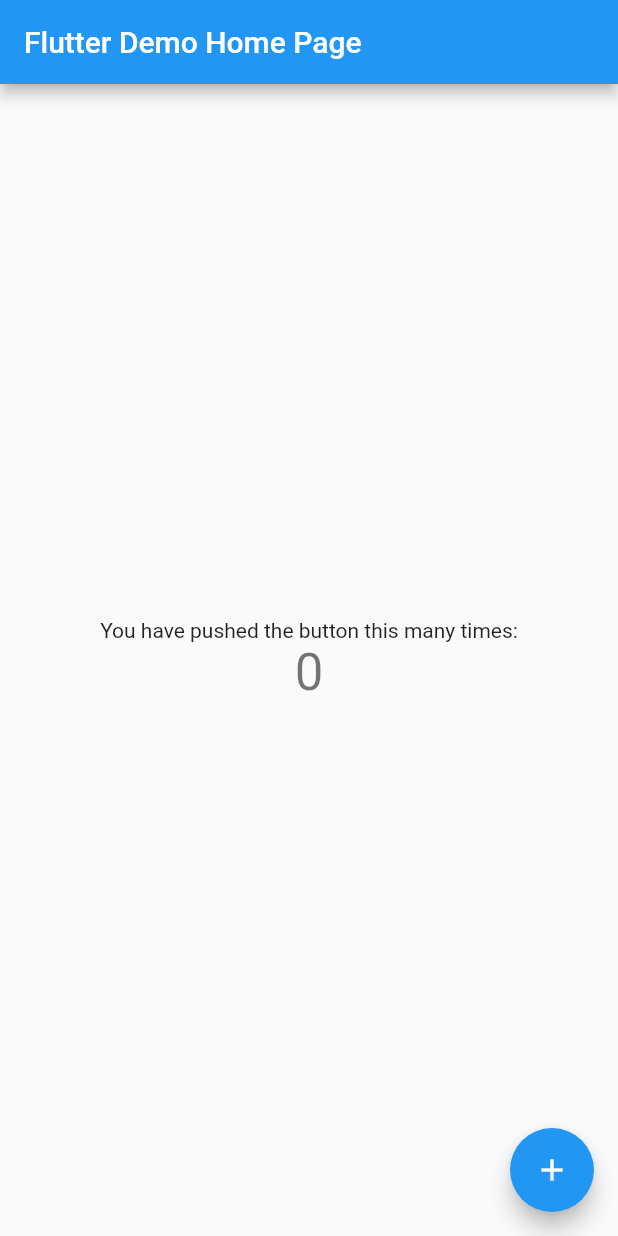
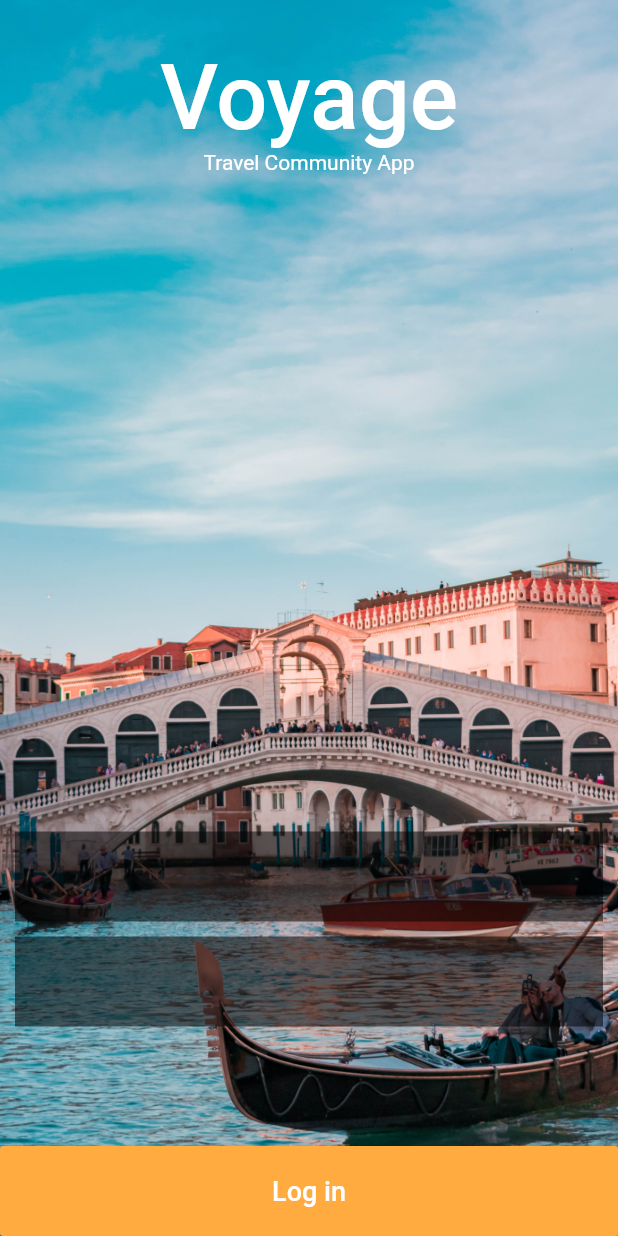
Before and after one commit to iamsatriya/dicoding-voyage, a Flutter app: the screen it shows after launch, on a phone screen of 412 x 824 dp. Run offline on Flutter 3.47's test engine with Material 2 defaults, Android fonts, the phone set to English and light mode, and no system bars.

Commit message:
login screen dummy

```diff
--- a/lib/main.dart
+++ b/lib/main.dart
@@ -1,117 +1,16 @@
 import 'package:flutter/material.dart';
+import 'package:voyage/screen/login_screen.dart';
 
 void main() {
   runApp(MyApp());
 }
 
 class MyApp extends StatelessWidget {
-  // This widget is the root of your application.
   @override
   Widget build(BuildContext context) {
     return MaterialApp(
-      title: 'Flutter Demo',
-      theme: ThemeData(
-        // This is the theme of your application.
-        //
-        // Try running your application with "flutter run". You'll see the
-        // application has a blue toolbar. Then, without quitting the app, try
-        // changing the primarySwatch below to Colors.green and then invoke
-        // "hot reload" (press "r" in the console where you ran "flutter run",
-        // or simply save your changes to "hot reload" in a Flutter IDE).
-        // Notice that the counter didn't reset back to zero; the application
-        // is not restarted.
-        primarySwatch: Colors.blue,
-        // This makes the visual density adapt to the platform that you run
-        // the app on. For desktop platforms, the controls will be smaller and
-        // closer together (more dense) than on mobile platforms.
-        visualDensity: VisualDensity.adaptivePlatformDensity,
-      ),
-      home: MyHomePage(title: 'Flutter Demo Home Page'),
+      title: 'Voyager',
+      home: LoginScreen(),
     );
   }
 }
-
-class MyHomePage extends StatefulWidget {
-  MyHomePage({Key key, this.title}) : super(key: key);
-
-  // This widget is the home page of your application. It is stateful, meaning
-  // that it has a State object (defined below) that contains fields that affect
-  // how it looks.
-
-  // This class is the configuration for the state. It holds the values (in this
-  // case the title) provided by the parent (in this case the App widget) and
-  // used by the build method of the State. Fields in a Widget subclass are
-  // always marked "final".
-
-  final String title;
-
-  @override
-  _MyHomePageState createState() => _MyHomePageState();
-}
-
-class _MyHomePageState extends State<MyHomePage> {
-  int _counter = 0;
-
-  void _incrementCounter() {
-    setState(() {
-      // This call to setState tells the Flutter framework that something has
-      // changed in this State, which causes it to rerun the build method below
-      // so that the display can reflect the updated values. If we changed
-      // _counter without calling setState(), then the build method would not be
-      // called again, and so nothing would appear to happen.
-      _counter++;
-    });
-  }
-
-  @override
-  Widget build(BuildContext context) {
-    // This method is rerun every time setState is called, for instance as done
-    // by the _incrementCounter method above.
-    //
-    // The Flutter framework has been optimized to make rerunning build methods
-    // fast, so that you can just rebuild anything that needs updating rather
-    // than having to individually change instances of widgets.
-    return Scaffold(
-      appBar: AppBar(
-        // Here we take the value from the MyHomePage object that was created by
-        // the App.build method, and use it to set our appbar title.
-        title: Text(widget.title),
-      ),
-      body: Center(
-        // Center is a layout widget. It takes a single child and positions it
-        // in the middle of the parent.
-        child: Column(
-          // Column is also a layout widget. It takes a list of children and
-          // arranges them vertically. By default, it sizes itself to fit its
-          // children horizontally, and tries to be as tall as its parent.
-          //
-          // Invoke "debug painting" (press "p" in the console, choose the
-          // "Toggle Debug Paint" action from the Flutter Inspector in Android
-          // Studio, or the "Toggle Debug Paint" command in Visual Studio Code)
-          // to see the wireframe for each widget.
-          //
-          // Column has various properties to control how it sizes itself and
-          // how it positions its children. Here we use mainAxisAlignment to
-          // center the children vertically; the main axis here is the vertical
-          // axis because Columns are vertical (the cross axis would be
-          // horizontal).
-          mainAxisAlignment: MainAxisAlignment.center,
-          children: <Widget>[
-            Text(
-              'You have pushed the button this many times:',
-            ),
-            Text(
-              '$_counter',
-              style: Theme.of(context).textTheme.headline4,
-            ),
-          ],
-        ),
-      ),
-      floatingActionButton: FloatingActionButton(
-        onPressed: _incrementCounter,
-        tooltip: 'Increment',
-        child: Icon(Icons.add),
-      ), // This trailing comma makes auto-formatting nicer for build methods.
-    );
-  }
-}
--- /dev/null
+++ b/lib/screen/login_screen.dart
@@ -0,0 +1,91 @@
+import 'package:flutter/material.dart';
+
+class LoginScreen extends StatelessWidget {
+  @override
+  Widget build(BuildContext context) {
+    return Scaffold(
+      body: Stack(
+        children: [
+          /* Background image cara 1
+          Container(
+            decoration: BoxDecoration(
+                image: DecorationImage(
+              image: AssetImage('images/login-bg.jpg'),
+              fit: BoxFit.cover,
+            )),
+          ), */
+          Image(
+            image: AssetImage('images/login-bg.jpg'),
+            width: MediaQuery.of(context).size.width,
+            height: MediaQuery.of(context).size.height,
+            fit: BoxFit.cover,
+          ),
+          Column(
+            children: [
+              Flexible(
+                  flex: 2,
+                  child: SafeArea(
+                    child: Column(
+                      children: [
+                        Padding(
+                          padding: const EdgeInsets.only(top: 30.0),
+                          child: Text(
+                            'Voyage',
+                            style: TextStyle(
+                                fontSize: 60,
+                                fontWeight: FontWeight.w500,
+                                color: Colors.white),
+                          ),
+                        ),
+                        Text(
+                          'Travel Community App',
+                          style: TextStyle(fontSize: 14, color: Colors.white),
+                        ),
+                      ],
+                    ),
+                  )),
+              Flexible(
+                  flex: 1,
+                  child: Column(
+                    children: [
+                      Container(
+                        height: 60,
+                        margin: EdgeInsets.symmetric(
+                            vertical: 5.0, horizontal: 10.0),
+                        color: Colors.black54,
+                      ),
+                      Container(
+                        height: 60,
+                        margin: EdgeInsets.symmetric(
+                            vertical: 5.0, horizontal: 10.0),
+                        color: Colors.black54,
+                      ),
+                      Expanded(
+                        child: SafeArea(
+                          child: Align(
+                            alignment: FractionalOffset.bottomCenter,
+                            child: SizedBox(
+                              width: double.infinity,
+                              height: 60,
+                              child: RaisedButton(
+                                onPressed: () {},
+                                child: Text(
+                                  'Log in',
+                                  style: TextStyle(fontSize: 18),
+                                ),
+                                color: Colors.orangeAccent,
+                                textColor: Colors.white,
+                              ),
+                            ),
+                          ),
+                        ),
+                      )
+                    ],
+                  )),
+            ],
+          )
+        ],
+      ),
+    );
+  }
+}
--- a/pubspec.yaml
+++ b/pubspec.yaml
@@ -45,8 +45,8 @@ flutter:
   uses-material-design: true
 
   # To add assets to your application, add an assets section, like this:
-  # assets:
-  #   - images/a_dot_burr.jpeg
+  assets:
+    - images/
   #   - images/a_dot_ham.jpeg
 
   # An image asset can refer to one or more resolution-specific "variants", see
```
Also changed, not shown: images/login-bg.jpg (added), 1 other file.
